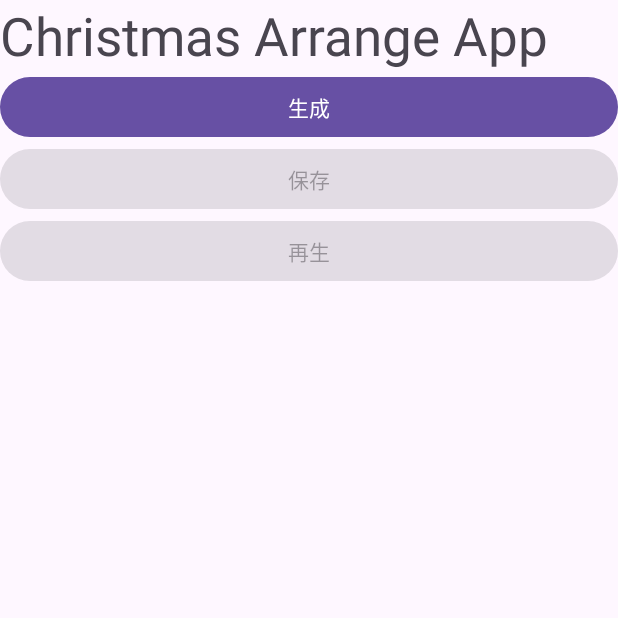
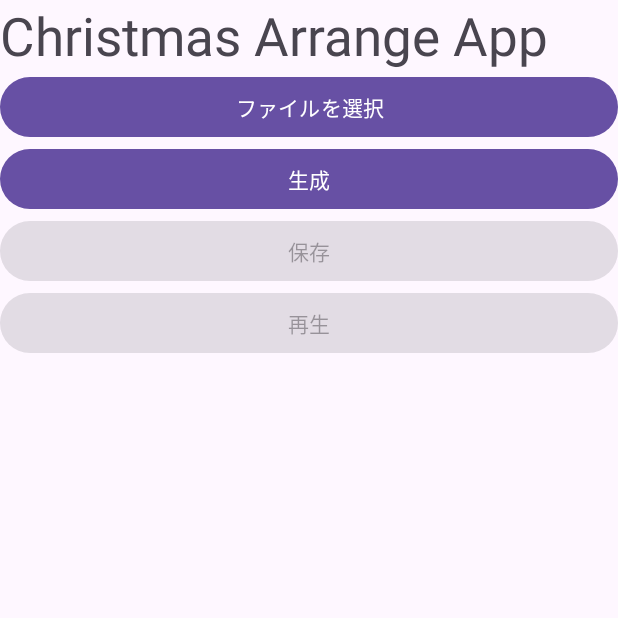
Before and after one commit to nanameki1213/Christmas_arrange, an Android app: the screen it shows after launch (MainActivity), on a phone screen of 412 x 824 dp, the top half of it. Run offline under Robolectric (Android 15) with nearby library versions, the phone set to English and light mode, and no system bars.

Commit message:
ファイルを選択ボタンを追加

```diff
--- a/app/src/main/res/layout/activity_main.xml
+++ b/app/src/main/res/layout/activity_main.xml
@@ -10,6 +10,13 @@
         android:layout_height="wrap_content"
         android:text="Christmas Arrange App"
         android:textSize="35sp" />
+
+    <Button
+        android:id="@+id/btnSelect"
+        android:layout_width="match_parent"
+        android:layout_height="wrap_content"
+        android:onClick="onSelectButtonClick"
+        android:text="ファイルを選択" />
 
     <Button
         android:id="@+id/btnGenerate"
```
